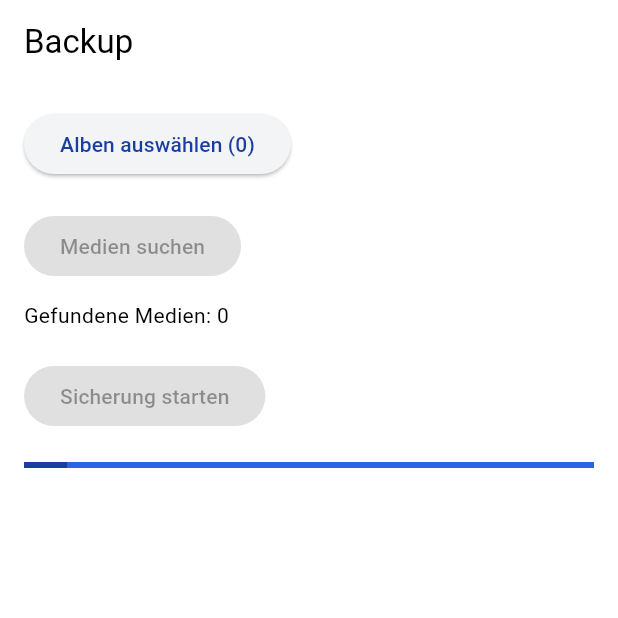
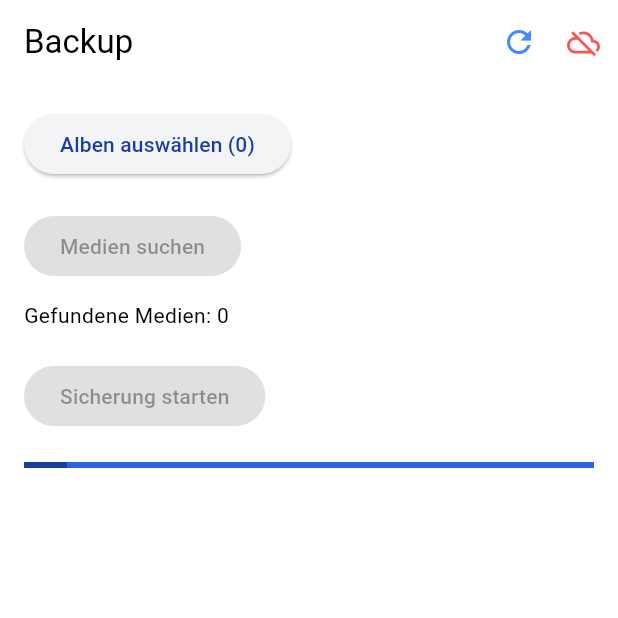
Before and after one commit to PhilippJuepp/PicSync_App, a Flutter app: the BackupPage screen opened directly, on a phone screen of 412 x 824 dp, the top half of it. Run offline on Flutter 3.47's test engine with Material 3 defaults, Android fonts, the phone set to English and light mode, and no system bars; our stand-ins replace flutter_svg, photo_view, shared_preferences, transparent_image; missing offline and left inert: photo_manager; accounts and stored records are empty.

Commit message:
fixed app loading performance with improved server connection management and navbar

```diff
--- a/lib/core/services/assets_service.dart
+++ b/lib/core/services/assets_service.dart
@@ -3,7 +3,6 @@ import 'package:http/http.dart' as http;
 import 'api_client.dart';
 
 class AssetsService {
-  /// Returns list of raw maps (you can map them where used)
   static Future<List<Map<String, dynamic>>> fetchAssets({int limit = 200}) async {
     final base = await ApiClient.getBaseUrl();
     final safe = base.endsWith('/') ? '${base}assets?limit=$limit' : '$base/assets?limit=$limit';
--- /dev/null
+++ b/lib/core/services/connection_service.dart
@@ -0,0 +1,60 @@
+import 'dart:async';
+import 'package:http/http.dart' as http;
+import 'package:shared_preferences/shared_preferences.dart';
+
+class ConnectionService {
+  ConnectionService._internal();
+  static final ConnectionService _instance = ConnectionService._internal();
+  static ConnectionService get instance => _instance;
+
+  final StreamController<bool> _controller = StreamController<bool>.broadcast();
+  Stream<bool> get connectionStream => _controller.stream;
+
+  bool _isOnline = true;
+  bool get isOnline => _isOnline;
+
+  Timer? _timer;
+
+  Future<void> start() async {
+    _timer = Timer.periodic(const Duration(seconds: 5), (_) {
+      _checkHealth();
+    });
+
+    _checkHealth();
+  }
+
+  Future<void> _checkHealth() async {
+    final prefs = await SharedPreferences.getInstance();
+    final base = prefs.getString('serverUrl');
+
+    if (base == null || base.isEmpty) {
+      _updateStatus(false);
+      return;
+    }
+
+    try {
+      final url = Uri.parse(
+          base.endsWith('/') ? '${base}health' : '$base/health'
+      );
+
+      final r = await http.get(url).timeout(const Duration(seconds: 3));
+      final healthy = r.statusCode == 200;
+
+      _updateStatus(healthy);
+    } catch (_) {
+      _updateStatus(false);
+    }
+  }
+
+  void _updateStatus(bool online) {
+    if (_isOnline != online) {
+      _isOnline = online;
+      _controller.add(_isOnline);
+    }
+  }
+
+  void dispose() {
+    _timer?.cancel();
+    _controller.close();
+  }
+}
--- /dev/null
+++ b/lib/core/widgets/app_bar.dart
@@ -0,0 +1,21 @@
+import 'package:flutter/material.dart';
+import 'connection_status_icon.dart';
+
+PreferredSizeWidget buildAppBar({
+  required String title,
+  required VoidCallback onReload,
+}) {
+  return AppBar(
+    automaticallyImplyLeading: false,
+    title: Text(title),
+    actions: [
+      IconButton(
+        icon: const Icon(Icons.refresh, color: Colors.blueAccent),
+        onPressed: onReload,
+      ),
+      const SizedBox(width: 8),
+      const ConnectionStatusIcon(),
+      const SizedBox(width: 12),
+    ],
+  );
+}
--- /dev/null
+++ b/lib/core/widgets/connection_status_icon.dart
@@ -0,0 +1,25 @@
+import 'package:flutter/material.dart';
+import '../services/connection_service.dart';
+
+class ConnectionStatusIcon extends StatelessWidget {
+  const ConnectionStatusIcon({super.key});
+
+  @override
+  Widget build(BuildContext context) {
+    return StreamBuilder<bool>(
+      stream: ConnectionService.instance.connectionStream,
+      builder: (context, snap) {
+        final online = snap.data ?? ConnectionService.instance.isOnline;
+        return Icon(
+          online
+              ? Icons.cloud_outlined
+              : Icons.cloud_off_outlined,
+          size: 22,
+          color: online
+              ? Colors.blueAccent
+              : Colors.redAccent,
+        );
+      },
+    );
+  }
+}
--- a/lib/core/widgets/gallery_grid.dart
+++ b/lib/core/widgets/gallery_grid.dart
@@ -25,7 +25,6 @@ class _ZoomableGridState extends State<ZoomableGrid> {
     setState(() {
       _scale *= scaleDelta;
       _scale = _scale.clamp(0.7, 2.0);
-      // map 0.7..2.0 to column counts 2..6 (smooth)
       final mapped = (6 - ((_scale - 0.7) / (2.0 - 0.7) * 4)).round();
       columns = mapped.clamp(2, 6);
     });
@@ -41,7 +40,6 @@ class _ZoomableGridState extends State<ZoomableGrid> {
       },
       child: LayoutBuilder(builder: (context, constraints) {
         final width = constraints.maxWidth;
-        // responsive: adjust baseline columns by width (tablet gets more)
         final isTablet = width > 900;
         final base = isTablet ? 4 : 3;
         final crossAxisCount = (base + (columns - 3)).clamp(2, 6);
@@ -49,7 +47,7 @@ class _ZoomableGridState extends State<ZoomableGrid> {
         return Padding(
           padding: const EdgeInsets.symmetric(horizontal: 12, vertical: 8),
           child: GridView.builder(
-            key: ValueKey(crossAxisCount), // rebuild when columns change
+            key: ValueKey(crossAxisCount),
             gridDelegate: SliverGridDelegateWithFixedCrossAxisCount(
               crossAxisCount: crossAxisCount,
               crossAxisSpacing: 8,
--- a/pubspec.yaml
+++ b/pubspec.yaml
@@ -16,7 +16,7 @@ publish_to: 'none' # Remove this line if you wish to publish to pub.dev
 # https://developer.apple.com/library/archive/documentation/General/Reference/InfoPlistKeyReference/Articles/CoreFoundationKeys.html
 # In Windows, build-name is used as the major, minor, and patch parts
 # of the product and file versions while build-number is used as the build suffix.
-version: 0.0.1+1
+version: 0.0.2+1
 
 environment:
   sdk: ^3.9.2
```
Also changed, not shown: lib/core/widgets/custom_bottom_nav.dart (+71 -36 lines), lib/features/backup/backup_page.dart (+17 -34 lines), lib/features/home/gallery_page.dart (+13 -25 lines), lib/features/settings/settings_page.dart (+4 -7 lines), lib/main.dart (+3 -18 lines), 1 other file.
